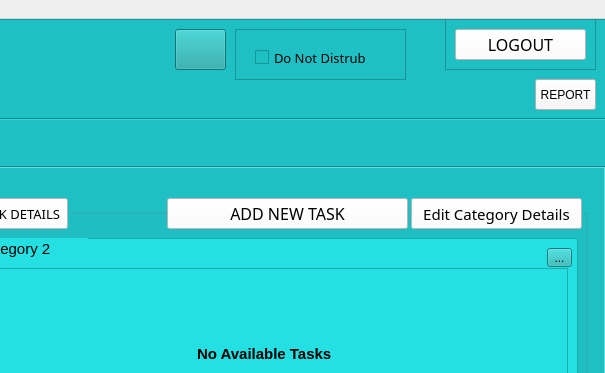
The window that Workspace/Task-Reminder-Management-System/useraccountwindow.ui (hvlhasanka/UOP_SE_Y3S1-SOFT336SL_CROSS_PLATFORM_DEVELOPMENT_IN_C_Plus_Plus) describes before a commit, drawn with Qt 5; both pictures show x 675 to 1280 and y 0 to 373 of the 1280 by 720 pixel window.
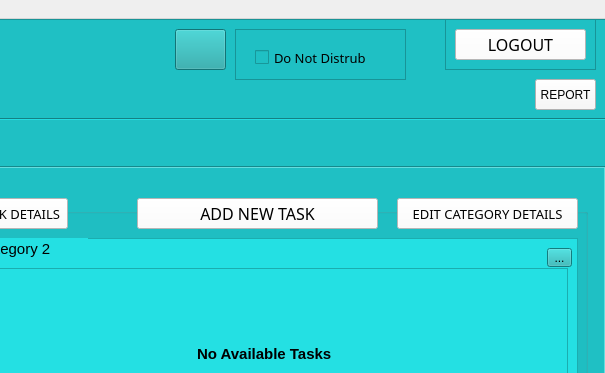
The same window after the commit. Icons and pictures are not drawn.

Patch:
```diff
--- a/Workspace/Task-Reminder-Management-System/useraccountwindow.ui
+++ b/Workspace/Task-Reminder-Management-System/useraccountwindow.ui
@@ -477,32 +477,10 @@
          </property>
         </widget>
        </widget>
-       <widget class="QPushButton" name="editCategorie_pushButton">
-        <property name="geometry">
-         <rect>
-          <x>1074</x>
-          <y>20</y>
-          <width>171</width>
-          <height>31</height>
-         </rect>
-        </property>
-        <property name="font">
-         <font>
-          <family>Microsoft YaHei Light</family>
-          <pointsize>11</pointsize>
-         </font>
-        </property>
-        <property name="styleSheet">
-         <string>background-color: rgb(255, 255, 255);</string>
-        </property>
-        <property name="text">
-         <string>Edit Category Details</string>
-        </property>
-       </widget>
        <widget class="QPushButton" name="addNewTask_pushButton">
         <property name="geometry">
          <rect>
-          <x>830</x>
+          <x>800</x>
           <y>20</y>
           <width>241</width>
           <height>31</height>
@@ -838,6 +816,28 @@
          <string>SHOW TASK DETAILS</string>
         </property>
        </widget>
+       <widget class="QPushButton" name="addNewTask_pushButton_2">
+        <property name="geometry">
+         <rect>
+          <x>1060</x>
+          <y>20</y>
+          <width>181</width>
+          <height>31</height>
+         </rect>
+        </property>
+        <property name="font">
+         <font>
+          <family>Kozuka Gothic Pr6N EL</family>
+          <pointsize>10</pointsize>
+         </font>
+        </property>
+        <property name="styleSheet">
+         <string notr="true">background-color: rgb(255, 255, 255);</string>
+        </property>
+        <property name="text">
+         <string>EDIT CATEGORY DETAILS</string>
+        </property>
+       </widget>
       </widget>
      </widget>
      <widget class="QWidget" name="reminders_tab">
```
Left out of the diff: 4 changed lines with no effect on the pictures.
